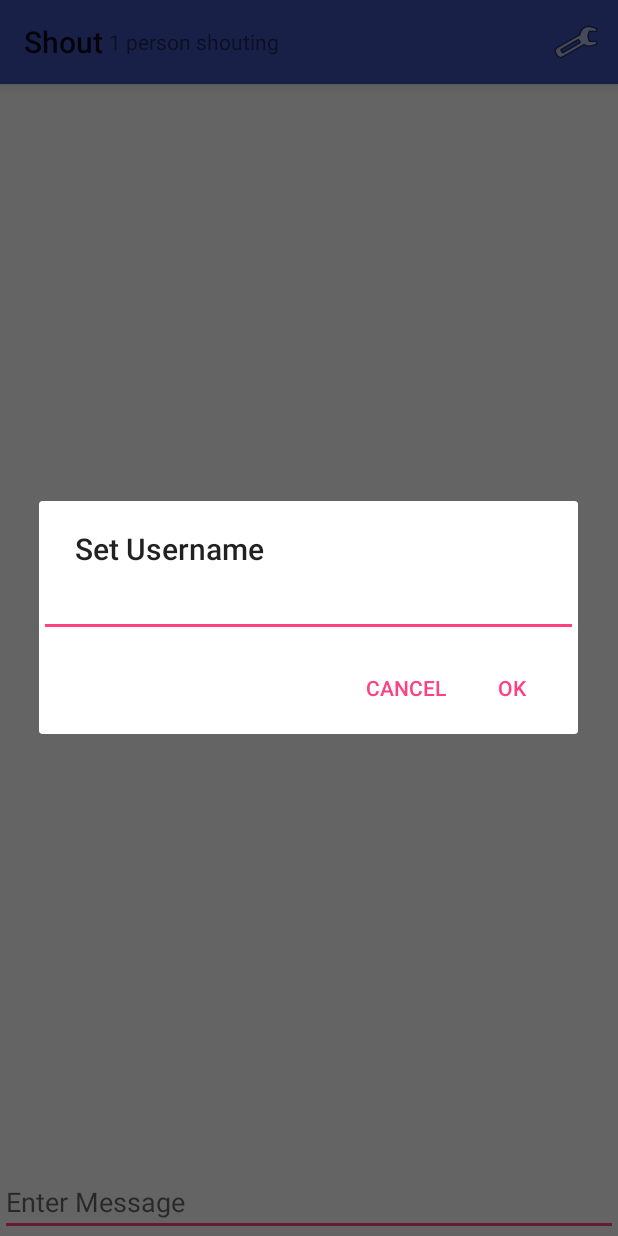
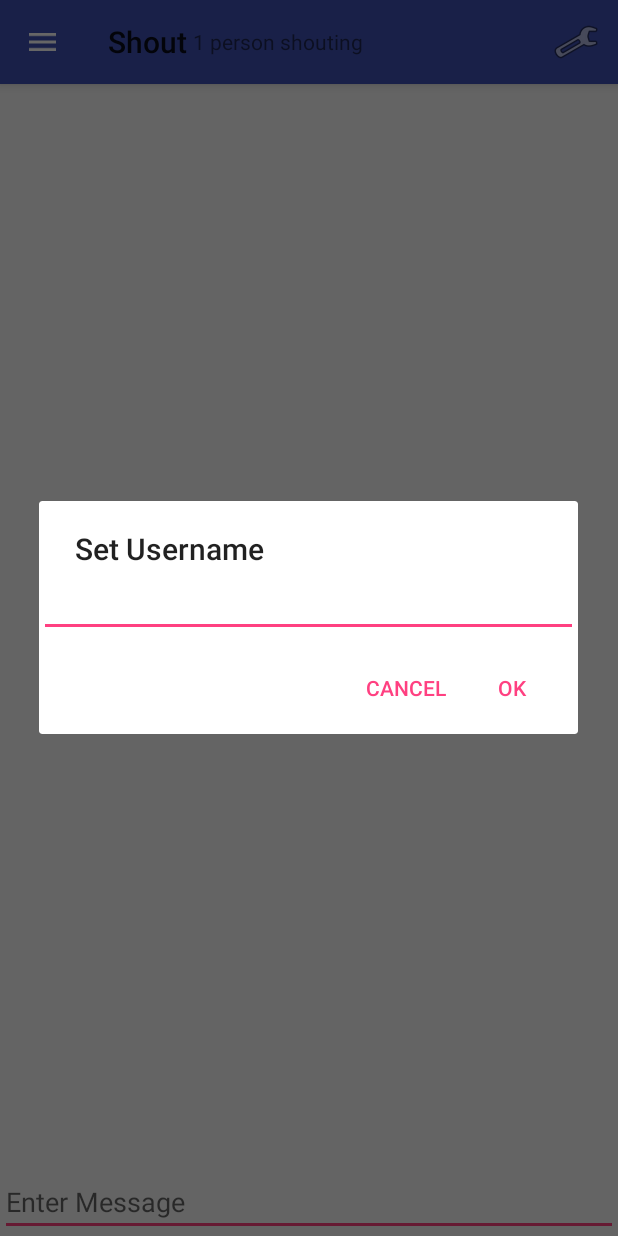
Before and after one commit to CP317S18/Android, an Android app: the MainActivity screen opened directly, with no data from a screen before it, after a tap on "Set Username", on a phone screen of 412 x 824 dp. Run offline under Robolectric (Android 15) with nearby library versions, the phone set to English and light mode, and no system bars; libraries missing offline, so code that uses them is left out: com.bridgefy.sdk; 3 statements that could not run were skipped.

Commit message:
Addition of the Navigation Menu
Description:
 - Overlay over the messaging screen to display other methods within the application
 Methods such as:
 - Changing username
 - Notification Settings
 - Report bugs
 - About Shout

Also attempted to match the design on our design doc (figma)
 - Headers' gravity are centered, so that text is displayed in medium height
 - Current username is displayed for the user in the header

```diff
--- a/app/src/main/java/com/shout/android/MainActivity.java
+++ b/app/src/main/java/com/shout/android/MainActivity.java
@@ -6,10 +6,16 @@ import android.content.Intent;
 import android.content.pm.PackageManager;
 import android.os.Bundle;
 import android.support.annotation.NonNull;
+import android.support.design.widget.NavigationView;
+import android.support.v4.view.GravityCompat;
+import android.support.v4.widget.DrawerLayout;
+import android.support.v7.app.ActionBar;
 import android.support.v7.app.AppCompatActivity;
 import android.support.v7.widget.Toolbar;
 import android.text.InputType;
 import android.view.Menu;
+import android.view.MenuItem;
+import android.view.View;
 import android.view.inputmethod.EditorInfo;
 import android.widget.EditText;
 import android.widget.TextView;
@@ -25,6 +31,7 @@ public class MainActivity extends AppCompatActivity implements ConnectionListene
     private final BluetoothClient bluetoothClient =
             BluetoothClient.getINSTANCE();
     private TextView numPeopleShouting;
+    private DrawerLayout mDrawerLayout;
 
     @Override
     public boolean onCreateOptionsMenu(Menu menu) {
@@ -38,8 +45,16 @@ public class MainActivity extends AppCompatActivity implements ConnectionListene
         ProcessLifecycleOwner.get().getLifecycle().addObserver(BluetoothClient.getINSTANCE().getForegroundBackgroundListener());
         BluetoothClient.getINSTANCE().registerConnectionListener(this);
         setContentView(R.layout.activity_main);
+
+        mDrawerLayout = findViewById(R.id.drawer_layout);
+
         Toolbar myToolbar = findViewById(R.id.my_toolbar);
+
         setSupportActionBar(myToolbar);
+        ActionBar actionbar = getSupportActionBar();
+        actionbar.setDisplayHomeAsUpEnabled(true);
+        actionbar.setHomeAsUpIndicator(R.drawable.img_shape);
+
         myToolbar.setOnMenuItemClickListener(item -> {
             if (item.getItemId() == R.id.setUsername) {
                 AlertDialog.Builder builder = new AlertDialog.Builder(this);
@@ -57,6 +72,7 @@ public class MainActivity extends AppCompatActivity implements ConnectionListene
             }
             return false;
         });
+
         bluetoothClient.initialize(this,MainActivity.this);
         EditText editText = findViewById(R.id.editText);
         editText.setOnEditorActionListener((v, actionId, event) -> {
@@ -79,6 +95,7 @@ public class MainActivity extends AppCompatActivity implements ConnectionListene
         if (message != null) {
             BluetoothClient.getINSTANCE().setUsername(message);
             BluetoothClient.getINSTANCE().connect();
+            setUserInNavigation(message);
             return;
         }
         AlertDialog.Builder builder = new AlertDialog.Builder(this);
@@ -91,6 +108,7 @@ public class MainActivity extends AppCompatActivity implements ConnectionListene
         builder.setPositiveButton("OK", (dialog, which) -> {
             BluetoothClient.getINSTANCE().setUsername(input.getText().toString());
             BluetoothClient.getINSTANCE().connect();
+            setUserInNavigation(input.getText().toString());
         });
         builder.setNegativeButton("Cancel", (dialog, which) -> {
             dialog.cancel();
@@ -98,6 +116,23 @@ public class MainActivity extends AppCompatActivity implements ConnectionListene
         });
 
         builder.show();
+    }
+
+    private void setUserInNavigation(String Name){
+        NavigationView navigationView = (NavigationView) findViewById(R.id.nav_view);
+        View headerView = navigationView.getHeaderView(0);
+        TextView navUsername = (TextView) headerView.findViewById(R.id.textUserName);
+        navUsername.setText(Name);
+    }
+
+    @Override
+    public boolean onOptionsItemSelected(MenuItem item) {
+        switch (item.getItemId()) {
+            case android.R.id.home:
+                mDrawerLayout.openDrawer(GravityCompat.START);
+                return true;
+        }
+        return super.onOptionsItemSelected(item);
     }
 
     @Override
--- a/app/src/main/res/layout/activity_main.xml
+++ b/app/src/main/res/layout/activity_main.xml
@@ -1,10 +1,14 @@
 <?xml version="1.0" encoding="utf-8"?>
-<RelativeLayout xmlns:android="http://schemas.android.com/apk/res/android"
+<android.support.v4.widget.DrawerLayout xmlns:android="http://schemas.android.com/apk/res/android"
     xmlns:app="http://schemas.android.com/apk/res-auto"
     xmlns:tools="http://schemas.android.com/tools"
     android:layout_width="match_parent"
     android:layout_height="match_parent"
+    android:id="@+id/drawer_layout"
     tools:context=".MainActivity">
+    <RelativeLayout
+        android:layout_width="match_parent"
+        android:layout_height="match_parent">
     <android.support.v7.widget.Toolbar
         android:id="@+id/my_toolbar"
         android:layout_width="match_parent"
@@ -41,4 +45,18 @@
         android:layout_height="match_parent"
         android:layout_above="@+id/editText"
         android:layout_centerHorizontal="true" />
-</RelativeLayout>
+
+
+    </RelativeLayout>
+
+    <!-- Container for contents of drawer - use NavigationView to make configuration easier -->
+    <android.support.design.widget.NavigationView
+        android:id="@+id/nav_view"
+        android:layout_width="wrap_content"
+        android:layout_height="match_parent"
+        android:layout_gravity="start"
+        android:fitsSystemWindows="true"
+        app:menu="@menu/drawer_view"
+        app:headerLayout="@layout/header_layout"/>
+
+</android.support.v4.widget.DrawerLayout>
--- /dev/null
+++ b/app/src/main/res/menu/drawer_view.xml
@@ -0,0 +1,21 @@
+<?xml version="1.0" encoding="utf-8"?>
+<menu xmlns:android="http://schemas.android.com/apk/res/android" >
+    <group android:checkableBehavior="single">
+        <item
+            android:id="@+id/nav_username"
+            android:icon="@drawable/img_change_username"
+            android:title="@string/change_username" />
+        <item
+            android:id="@+id/nav_notification"
+            android:icon="@drawable/img_notification"
+            android:title="@string/notification" />
+        <item
+            android:id="@+id/nav_bugs"
+            android:icon="@drawable/img_bug"
+            android:title="@string/report_bugs" />
+        <item
+            android:id="@+id/nav_about"
+            android:icon="@drawable/img_about"
+            android:title="@string/about_shout" />
+    </group>
+</menu>
--- a/app/src/main/res/menu/main_menu.xml
+++ b/app/src/main/res/menu/main_menu.xml
@@ -1,9 +1,11 @@
 <?xml version="1.0" encoding="utf-8"?>
 <menu xmlns:android="http://schemas.android.com/apk/res/android"
     xmlns:app="http://schemas.android.com/apk/res-auto">
+
     <item
         android:id="@+id/setUsername"
         android:title="Set Username"
         android:icon="@android:drawable/ic_menu_preferences"
         app:showAsAction="always"/>
+
 </menu>
--- a/app/src/main/res/values/strings.xml
+++ b/app/src/main/res/values/strings.xml
@@ -12,4 +12,10 @@
     <string name="CHANNEL_ID">com.shout.android.notifications</string>
     <string name="channel_description">Shout Notifications</string>
     <string name="channel_name">Shout Notifications</string>
+
+    <!-- Strings related to hamburger menu -->
+    <string name="change_username">Change Username</string>
+    <string name="notification">Notification</string>
+    <string name="report_bugs">Report Bugs</string>
+    <string name="about_shout">About Shout</string>
 </resources>
```
Also changed, not shown: app/src/main/res/layout/header_layout.xml (added, +24 -0 lines), app/src/main/res/drawable/img_about.png (added), app/src/main/res/drawable/img_bug.png (added), app/src/main/res/drawable/img_change_username.png (added), app/src/main/res/drawable/img_notification.png (added), app/src/main/res/drawable/img_shape.png (added).
